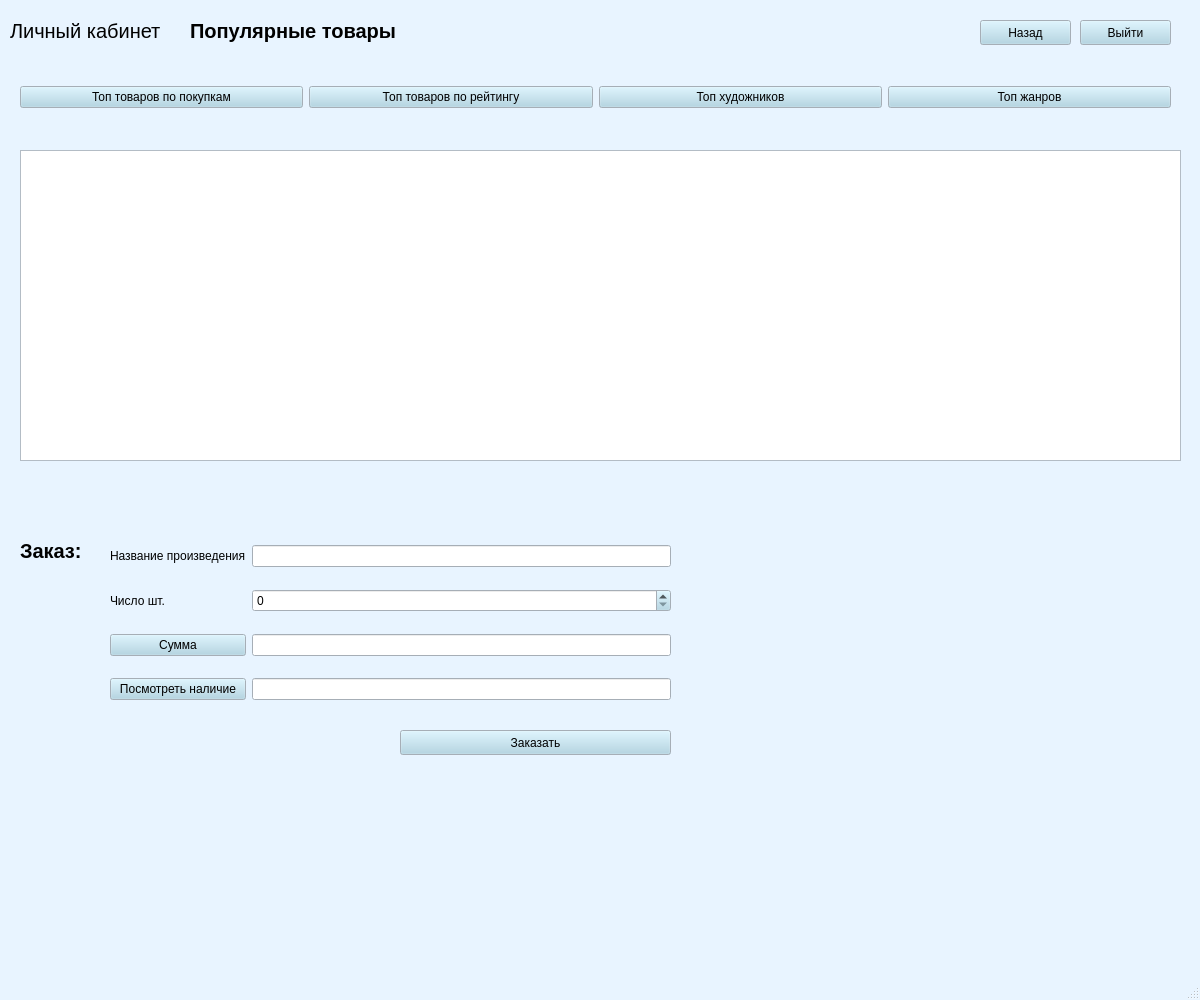
Old version of the form windows/customer_menu_popular.ui in the repository KristinaBu/aisDB.
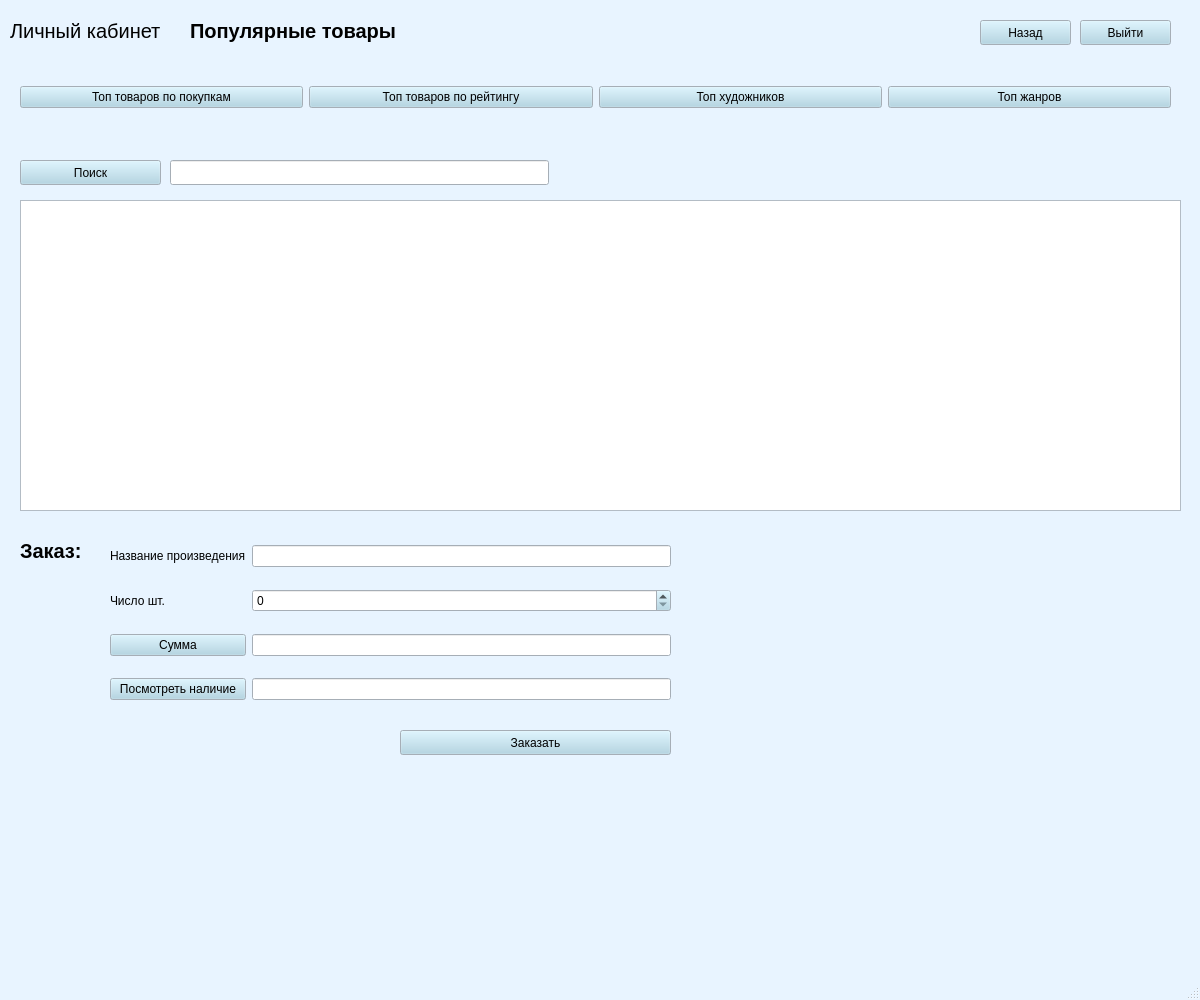
New version of the form.

What changed in the file:
```diff
--- a/windows/customer_menu_popular.ui
+++ b/windows/customer_menu_popular.ui
@@ -655,7 +655,7 @@
     <property name="geometry">
      <rect>
       <x>20</x>
-      <y>150</y>
+      <y>200</y>
       <width>1161</width>
       <height>311</height>
      </rect>
@@ -830,6 +830,29 @@
      <string>Выйти</string>
     </property>
    </widget>
+   <widget class="QPushButton" name="sum_4">
+    <property name="geometry">
+     <rect>
+      <x>20</x>
+      <y>160</y>
+      <width>141</width>
+      <height>25</height>
+     </rect>
+    </property>
+    <property name="text">
+     <string>Поиск</string>
+    </property>
+   </widget>
+   <widget class="QLineEdit" name="name_4">
+    <property name="geometry">
+     <rect>
+      <x>170</x>
+      <y>160</y>
+      <width>379</width>
+      <height>25</height>
+     </rect>
+    </property>
+   </widget>
   </widget>
   <widget class="QMenuBar" name="menubar">
    <property name="geometry">
```
